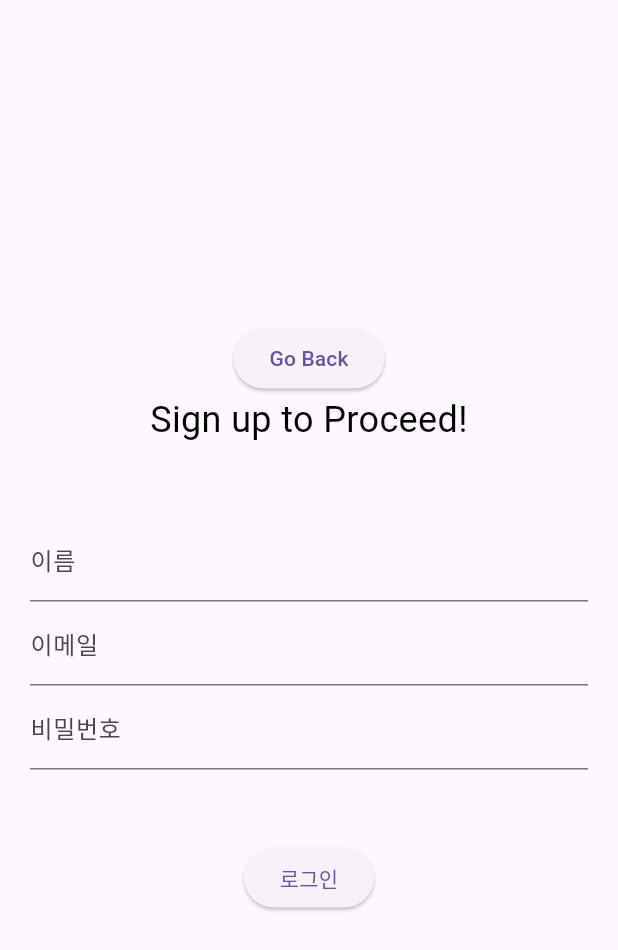
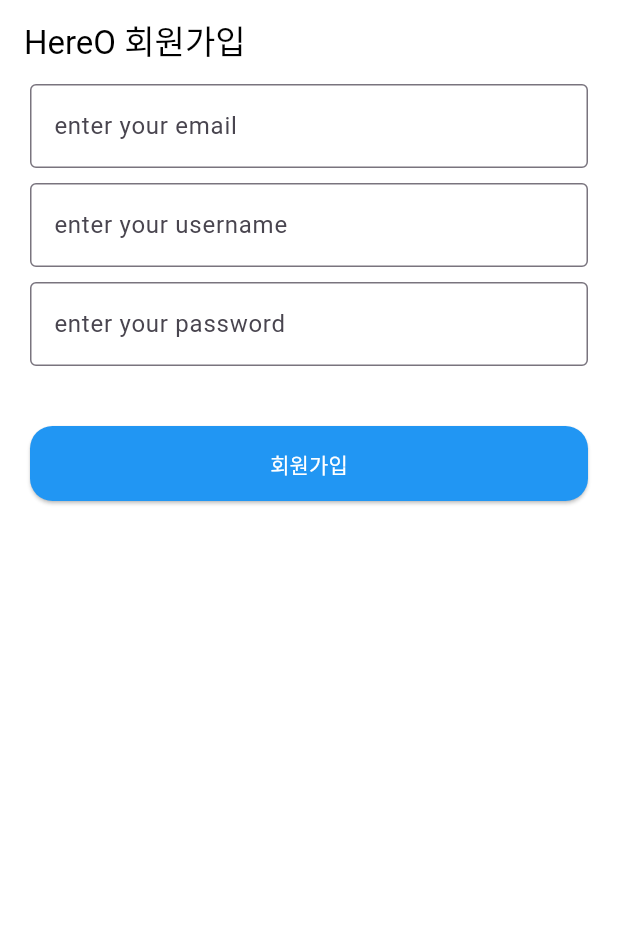
Before and after one commit to Here-O/front, a Flutter app: the screen it shows after launch, after a tap on "New User? Sign Up", on a phone screen of 412 x 824 dp. Shown: the top 950 px of the screen. Run offline on Flutter 3.47's test engine with Material 3 defaults, Android fonts, the phone set to English and light mode, and no system bars; our stand-ins replace flutter_svg, fluttertoast, location, permission_handler; missing offline and left inert: flutter_naver_map; network calls fail.

Commit message:
some more bug fixed

```diff
--- a/lib/login_page.dart
+++ b/lib/login_page.dart
@@ -10,6 +10,7 @@ import 'login_email.dart';
 import 'user.dart';
 import 'map.dart';
 import 'mypoints.dart';
+import 'sign_up.dart';
 
 class LoginPage extends StatefulWidget {
   @override
@@ -151,7 +152,7 @@ class _LoginPage extends State<LoginPage> {
               // 'Sign Up' 버튼
               TextButton(
                 onPressed: () {
-                  Navigator.pushReplacement(context, MaterialPageRoute(builder: (context) => login_email()));
+                  Navigator.pushReplacement(context, MaterialPageRoute(builder: (context) => SignUpPage()));
                 },
                 child: Text('New User? Sign Up'),
               ),
--- a/lib/map.dart
+++ b/lib/map.dart
@@ -100,6 +100,7 @@ class _map extends State<map> {
           //log('geoo make');
           await geoo.get_latlang();
           //log('get suc');
+          geoo.title = geoo.title.replaceAll("<b>", "").replaceAll("</b>", "");
           my_geos.add(geoo);
           //log('add suc');
           log(geoo.lat ?? 'None');
--- /dev/null
+++ b/lib/sign_up.dart
@@ -0,0 +1,151 @@
+import 'dart:convert';
+import 'dart:developer';
+import 'package:http/http.dart' as http;
+
+import 'package:flutter/material.dart';
+import 'package:fluttertoast/fluttertoast.dart';
+import 'package:hereo/todo_view.dart';
+
+import 'globals.dart';
+
+class SignUpPage extends StatefulWidget {
+
+  @override
+  _SignUpPage createState() => _SignUpPage();
+}
+
+class _SignUpPage extends State<SignUpPage> {
+
+  // 이메일, 이름, 비밀번호, 비밀번호 확인
+  final TextEditingController emailController = TextEditingController();
+  final TextEditingController userNameController = TextEditingController();
+  final TextEditingController passwordController = TextEditingController();
+  final TextEditingController confirmPasswordController = TextEditingController();
+
+  Future<void>
+  signUp() async {
+    log("signUp");
+
+    if (emailController.text.isEmpty || passwordController.text.isEmpty) {
+      Fluttertoast.showToast(msg: "이메일 또는 비밀번호가 입력되지 않았습니다",
+          toastLength: Toast.LENGTH_SHORT,
+          gravity: ToastGravity.BOTTOM,
+          timeInSecForIosWeb: 1,
+          backgroundColor: Colors.black,
+          textColor: Colors.white,
+          fontSize: 16.0
+      );
+
+      // 비번 != 비번확인 경우
+      if (passwordController.text != confirmPasswordController.text) {
+        Fluttertoast.showToast(msg: "비밀번호를 다시 확인해주세요",
+            toastLength: Toast.LENGTH_SHORT,
+            gravity: ToastGravity.BOTTOM,
+            timeInSecForIosWeb: 1,
+            backgroundColor: Colors.black,
+            textColor: Colors.white,
+            fontSize: 16.0
+        );
+        return;
+      }
+
+      try {
+        var response = await http.post(
+          Uri.parse('${basicUrl}/signUp'),
+          headers: <String, String>{
+            'Context-Type': 'application/json',
+          },
+          body: jsonEncode(<String, String>{
+            'userEmail': emailController.text,
+            'userName': userNameController.text,
+            'password': passwordController.text,
+          }),
+        );
+
+        if (response.statusCode == 200) {
+          log('회원가입 성공');
+          // Navigator.push, Navigator.pushReplacement로 새 화면 전환
+          Navigator.pushReplacement(
+              context, MaterialPageRoute(builder: (context) => TodoListTab()));
+        } else {
+          log('이미 가입된 이메일입니다.');
+          Fluttertoast.showToast(
+              msg: "이미 가입된 이메일입니다.",
+              toastLength: Toast.LENGTH_SHORT,
+              gravity: ToastGravity.BOTTOM,
+              timeInSecForIosWeb: 1,
+              backgroundColor: Colors.black,
+              textColor: Colors.white,
+              fontSize: 16.0
+          );
+        }
+      } catch (e) {
+        log('로그인 요청 중 오류 발생: $e');
+      }
+    }
+
+    // Scaffold: 화면을 상중하로 나눠줌
+  }
+  @override
+  Widget build(BuildContext context) {
+    return Scaffold(
+      appBar: AppBar(
+        title: Text("HereO 회원가입"),
+        backgroundColor: Colors.white, // AppBar 배경을 흰색으로 설정
+        foregroundColor: Colors.black, // AppBar의 텍스트 및 아이콘 색상을 검은색으로 설정
+      ),
+      backgroundColor: Colors.white, // 화면 배경을 흰색으로 설정
+      body: SafeArea(
+        child: SingleChildScrollView( // 스크롤 가능하게 만듦
+          child: Padding(
+            padding: EdgeInsets.symmetric(horizontal: 20.0),
+            child: Column(
+              mainAxisAlignment: MainAxisAlignment.center,
+              crossAxisAlignment: CrossAxisAlignment.stretch,
+              children: <Widget>[
+                TextField(
+                  controller: emailController,
+                  decoration: InputDecoration(
+                    labelText: 'enter your email',
+                    border: OutlineInputBorder(),
+                  ),
+                ),
+                SizedBox(height: 10),
+                TextField(
+                  controller: userNameController,
+                  decoration: InputDecoration(
+                    labelText: 'enter your username',
+                    border: OutlineInputBorder(),
+                  ),
+                  keyboardType: TextInputType.number,
+                ),
+                SizedBox(height: 10),
+                TextField(
+                  controller: passwordController,
+                  decoration: InputDecoration(
+                    labelText: 'enter your password',
+                    border: OutlineInputBorder(),
+                  ),
+                  keyboardType: TextInputType.number,
+                ),
+                SizedBox(height: 40.0),
+                ElevatedButton(
+                  child: Text('회원가입'),
+                  onPressed: signUp,
+                  style: ElevatedButton.styleFrom(
+                    primary: Colors.blue, // 버튼의 배경색을 변경
+                    onPrimary: Colors.white, // 버튼의 글자색을 흰색으로 설정
+                    shape: RoundedRectangleBorder(
+                      borderRadius: BorderRadius.circular(15.0),
+                    ),
+                    padding: EdgeInsets.symmetric(vertical: 15.0),
+                  ),
+                ),
+              ],
+            ),
+          ),
+        ),
+      ),
+    );
+  }
+}
```
